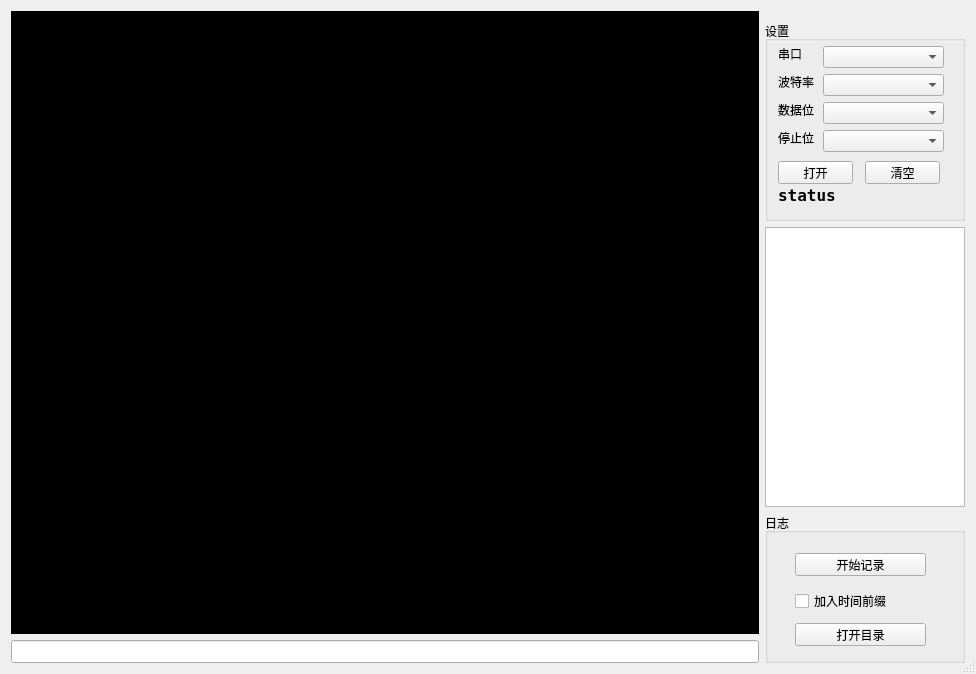
tanhangbo/MyShell, file dialog.ui: the form before one commit.
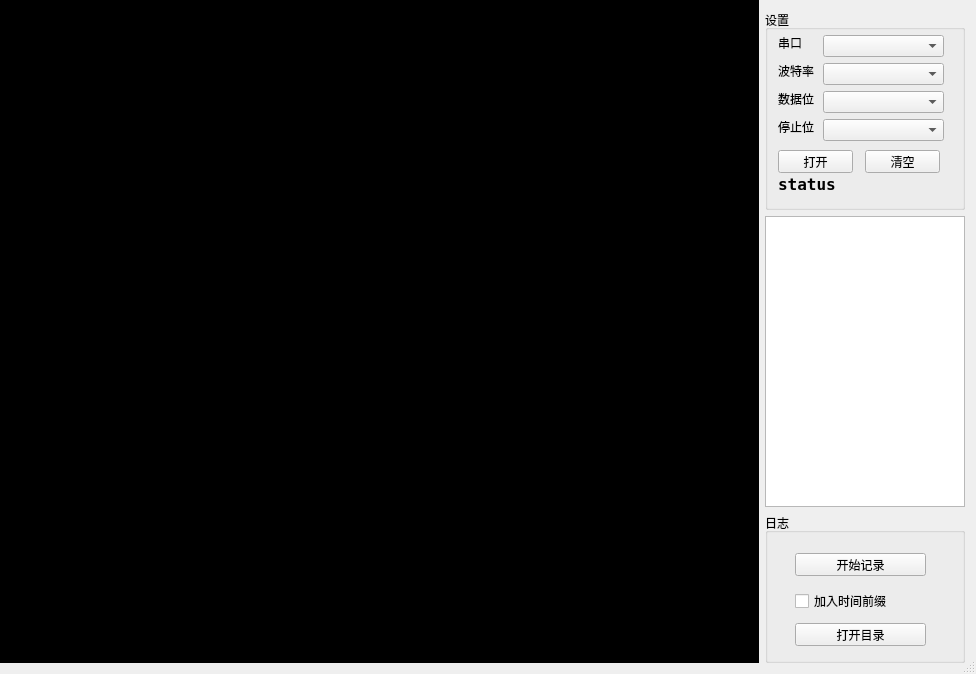
The form after the commit.

Patch:
```diff
--- a/dialog.ui
+++ b/dialog.ui
@@ -26,6 +26,12 @@
    <bool>true</bool>
   </property>
   <layout class="QGridLayout" name="gridLayout">
+   <property name="leftMargin">
+    <number>0</number>
+   </property>
+   <property name="topMargin">
+    <number>0</number>
+   </property>
    <item row="0" column="0">
     <layout class="QHBoxLayout" name="horizontalLayout">
      <property name="sizeConstraint">
@@ -33,6 +39,9 @@
      </property>
      <item>
       <layout class="QVBoxLayout" name="verticalLayout">
+       <property name="spacing">
+        <number>0</number>
+       </property>
        <property name="sizeConstraint">
         <enum>QLayout::SetMaximumSize</enum>
        </property>
@@ -92,10 +101,11 @@
           </font>
          </property>
          <property name="styleSheet">
-          <string notr="true"/>
+          <string notr="true">background-color:#000;
+color:#FFF;</string>
          </property>
          <property name="frame">
-          <bool>true</bool>
+          <bool>false</bool>
          </property>
         </widget>
        </item>
```
Left out of the diff: 6 changed lines with no effect on the pictures.
